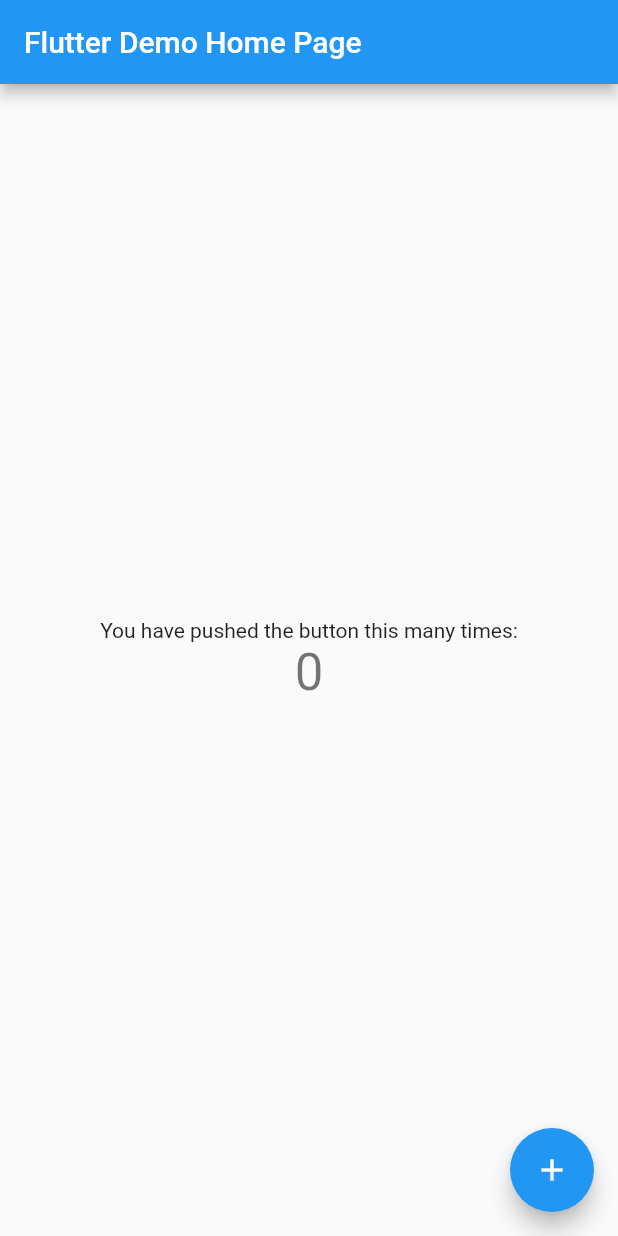
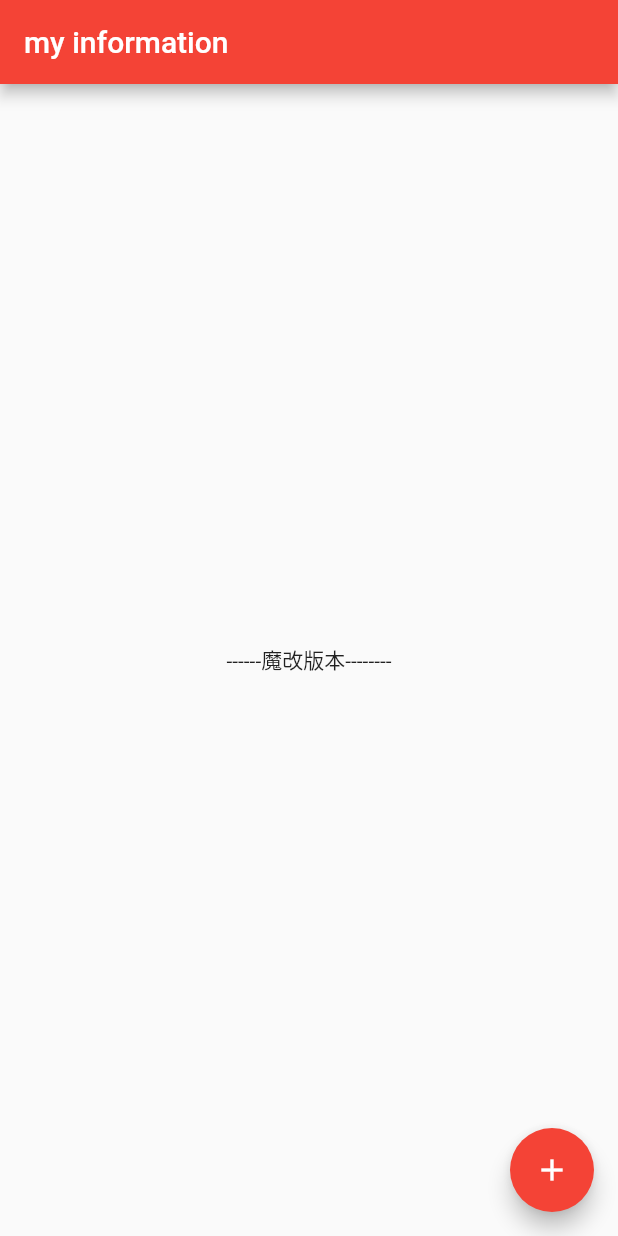
Before and after one commit to leo5209/flutter, a Flutter app: the screen it shows after launch, on a phone screen of 412 x 824 dp. Run offline on Flutter 3.47's test engine with Material 2 defaults, Android fonts, the phone set to English and light mode, and no system bars.

Commit message:
Update main.dart

```diff
--- a/lib/main.dart
+++ b/lib/main.dart
@@ -10,6 +10,11 @@ class MyApp extends StatelessWidget {
   // This widget is the root of your application.
   @override
   Widget build(BuildContext context) {
+    // return Scaffold(
+    //   appBar: AppBar(
+    //     title: const Text("my information"),
+    //   ),
+    //   body:const Center(child: Text("刘强 12021215115")));
     return MaterialApp(
       title: 'Flutter Demo',
       theme: ThemeData(
@@ -22,9 +27,9 @@ class MyApp extends StatelessWidget {
         // or simply save your changes to "hot reload" in a Flutter IDE).
         // Notice that the counter didn't reset back to zero; the application
         // is not restarted.
-        primarySwatch: Colors.blue,
+        primarySwatch: Colors.red,
       ),
-      home: const MyHomePage(title: 'Flutter Demo Home Page'),
+      home: const MyHomePage(title: 'my information'),
     );
   }
 }
@@ -76,9 +81,9 @@ class _MyHomePageState extends State<MyHomePage> {
         title: Text(widget.title),
       ),
       body: Center(
-        // Center is a layout widget. It takes a single child and positions it
-        // in the middle of the parent.
-        child: Column(
+          // Center is a layout widget. It takes a single child and positions it
+          // in the middle of the parent.
+          child: Text("------魔改版本--------")
           // Column is also a layout widget. It takes a list of children and
           // arranges them vertically. By default, it sizes itself to fit its
           // children horizontally, and tries to be as tall as its parent.
@@ -93,18 +98,18 @@ class _MyHomePageState extends State<MyHomePage> {
           // center the children vertically; the main axis here is the vertical
           // axis because Columns are vertical (the cross axis would be
           // horizontal).
-          mainAxisAlignment: MainAxisAlignment.center,
-          children: <Widget>[
-            const Text(
-              'You have pushed the button this many times:',
-            ),
-            Text(
-              '$_counter',
-              style: Theme.of(context).textTheme.headline4,
-            ),
-          ],
-        ),
-      ),
+          //     mainAxisAlignment: MainAxisAlignment.center,
+          //     children: <Widget>[
+          //       const Text(
+          //         'You have pushed the button this many times:',
+          //       ),
+          //       Text(
+          //         '$_counter',
+          //         style: Theme.of(context).textTheme.headline4,
+          //       ),
+          //     ],
+          //   ),
+          ),
       floatingActionButton: FloatingActionButton(
         onPressed: _incrementCounter,
         tooltip: 'Increment',
```
